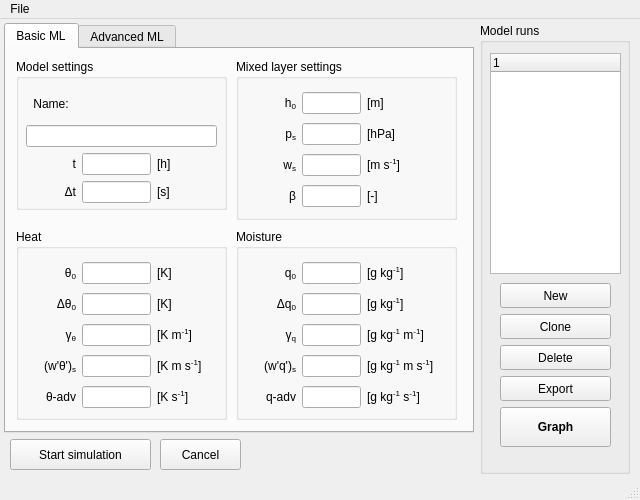
Qt form mlmodel_UI/mainwindow.ui (classmodel/modelgui) before a commit.
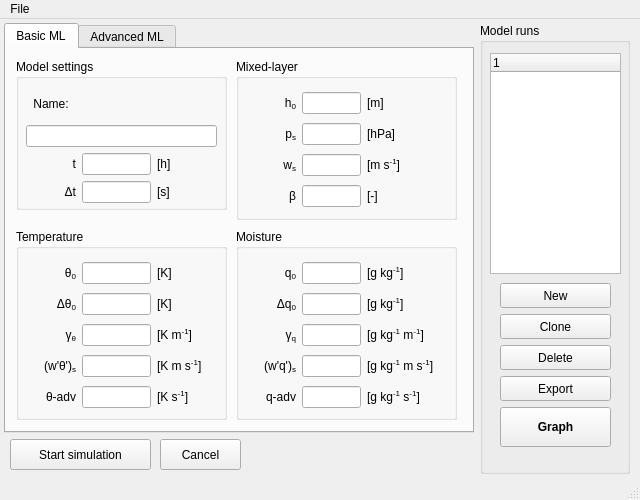
The same form after that commit.

Diff of the .ui file:
```diff
--- a/mlmodel_UI/mainwindow.ui
+++ b/mlmodel_UI/mainwindow.ui
@@ -199,7 +199,7 @@
        </rect>
       </property>
       <property name="title">
-       <string>Heat</string>
+       <string>Temperature</string>
       </property>
       <widget class="QWidget" name="gridLayoutWidget_2">
        <property name="geometry">
@@ -419,7 +419,7 @@
        </rect>
       </property>
       <property name="title">
-       <string>Mixed layer settings</string>
+       <string>Mixed-layer</string>
       </property>
       <widget class="QWidget" name="gridLayoutWidget_3">
        <property name="geometry">
```
Left out of the diff: 2 changed lines with no effect on the pictures.
